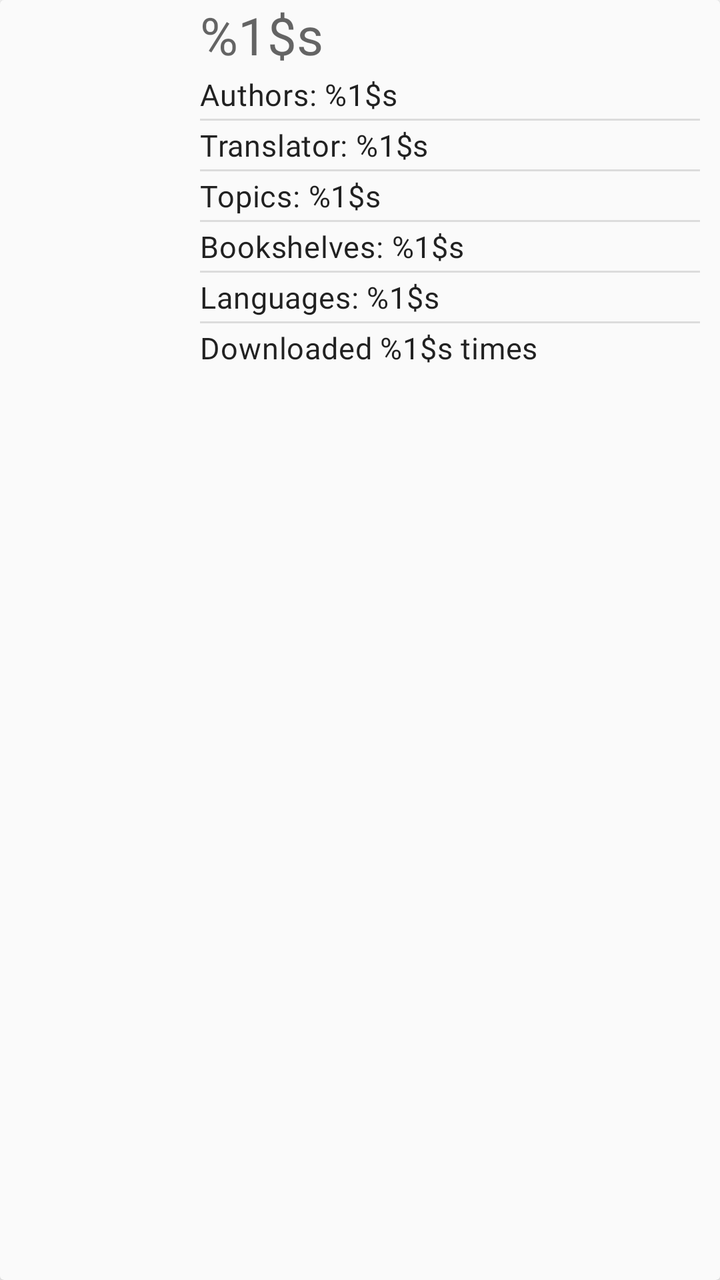
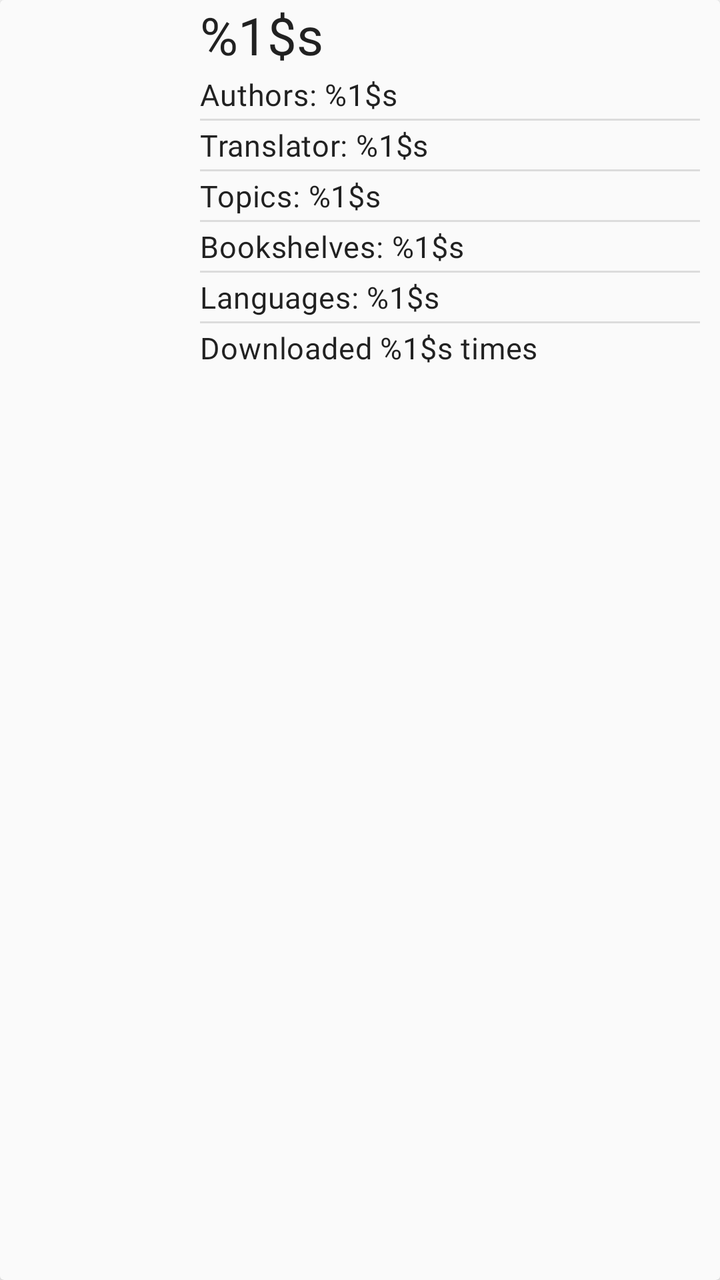

An Android layout rendered at two revisions. The XML below is the earlier revision; the diff shows what the commit changed to produce the second picture.
<!-- AndroidManifest.xml: another module's application theme Theme.ECatalogs -->
<!-- res/layout/book_entry.xml -->
<?xml version="1.0" encoding="utf-8"?>
<androidx.cardview.widget.CardView xmlns:android="http://schemas.android.com/apk/res/android"
    xmlns:app="http://schemas.android.com/apk/res-auto"
    android:id="@+id/book_entry_card_view"
    android:layout_width="match_parent"
    android:layout_height="wrap_content"
    android:backgroundTint="?attr/colorSurface">

    <androidx.constraintlayout.widget.ConstraintLayout
        android:layout_width="match_parent"
        android:layout_height="wrap_content">

        <com.google.android.material.imageview.ShapeableImageView
            android:layout_width="100dp"
            android:layout_height="100dp"
            android:id="@+id/image"
            app:layout_constraintTop_toTopOf="parent"
            app:layout_constraintStart_toStartOf="parent"/>

        <LinearLayout
            android:layout_width="250dp"
            android:layout_height="wrap_content"
            android:id="@+id/llayout"
            android:orientation="vertical"
            app:layout_constraintStart_toEndOf="@id/image"
            app:layout_constraintTop_toTopOf="parent"
            app:layout_constraintBottom_toBottomOf="parent">

            <TextView
                android:id="@+id/title"
                android:layout_width="match_parent"
                android:layout_height="wrap_content"
                android:hint="@string/title"
                android:textAppearance="?attr/textAppearanceHeadline5" />

            <com.google.android.material.textview.MaterialTextView
                android:id="@+id/authors"
                android:layout_width="match_parent"
                android:layout_height="wrap_content"
                android:layout_marginVertical="@dimen/two_dimen"
                android:text="@string/authors"
                android:textAppearance="?attr/textAppearanceBody2" />

            <View style="@style/Divider.Horizontal" />

            <com.google.android.material.textview.MaterialTextView
                android:id="@+id/translators"
                android:layout_width="match_parent"
                android:layout_height="wrap_content"
                android:layout_marginVertical="@dimen/two_dimen"
                android:text="@string/translators"
                android:textAppearance="?attr/textAppearanceBody2" />

            <View style="@style/Divider.Horizontal" />

            <com.google.android.material.textview.MaterialTextView
                android:id="@+id/topics"
                android:layout_width="match_parent"
                android:layout_height="wrap_content"
                android:layout_marginVertical="@dimen/two_dimen"
                android:text="@string/topics"
                android:textAppearance="?attr/textAppearanceBody2" />

            <View style="@style/Divider.Horizontal" />

            <com.google.android.material.textview.MaterialTextView
                android:id="@+id/bookshelf"
                android:layout_width="match_parent"
                android:layout_height="wrap_content"
                android:layout_marginVertical="@dimen/two_dimen"
                android:text="@string/bookshelf"
                android:textAppearance="?attr/textAppearanceBody2" />

            <View style="@style/Divider.Horizontal" />

            <com.google.android.material.textview.MaterialTextView
                android:id="@+id/languages"
                android:layout_width="match_parent"
                android:layout_height="wrap_content"
                android:layout_marginVertical="@dimen/two_dimen"
                android:text="@string/languages"
                android:textAppearance="?attr/textAppearanceBody2" />

            <View style="@style/Divider.Horizontal" />

            <com.google.android.material.textview.MaterialTextView
                android:id="@+id/downloaded"
                android:layout_width="match_parent"
                android:layout_height="wrap_content"
                android:layout_marginVertical="@dimen/two_dimen"
                android:text="@string/downloaded"
                android:textAppearance="?attr/textAppearanceBody2" />

        </LinearLayout>


    </androidx.constraintlayout.widget.ConstraintLayout>

</androidx.cardview.widget.CardView>
<!-- resources referenced by this layout -->
<resources>
  <dimen name="two_dimen">2dp</dimen>
  <string name="authors">Authors: %1$s</string>
  <string name="bookshelf">Bookshelves: %1$s</string>
  <string name="downloaded">Downloaded %1$s times</string>
  <string name="languages">Languages: %1$s</string>
  <string name="title">%1$s</string>
  <string name="topics">Topics: %1$s</string>
  <string name="translators">Translator: %1$s</string>
  <style name="Divider.Horizontal" parent="Divider">
          <item name="android:layout_width">match_parent</item>
          <item name="android:layout_height">1dp</item>
      </style>
  <style name="Divider">
          <item name="android:background">?android:attr/listDivider</item> // can add colorur here
      </style>
  <color name="blue_grey_600">#546e7a</color>
  <color name="blue_grey_100">#819ca9</color>
  <color name="black">#000000</color>
  <color name="white">#fafafa</color>
  <color name="blue_grey_700">#29434e</color>
  <style name="ShapeAppearance.ECatalog.SmallComponent" parent="ShapeAppearance.MaterialComponents.SmallComponent">
          <item name="cornerFamily">rounded</item>
          <item name="cornerSize">@dimen/reply_small_component_corner_radius</item>
      </style>
  <style name="ShapeAppearance.ECatalog.MediumComponent" parent="ShapeAppearance.MaterialComponents.MediumComponent">
          <item name="cornerFamily">rounded</item>
          <item name="cornerSize">@dimen/reply_medium_component_corner_radius</item>
      </style>
  <style name="ShapeAppearance.ECatalog.LargeComponent" parent="ShapeAppearance.MaterialComponents.LargeComponent">
          <item name="cornerFamily">rounded</item>
          <item name="cornerSize">@dimen/reply_large_component_corner_radius</item>
      </style>
  <style name="TextAppearance.MdcTypographyStyles.Headline5" parent="TextAppearance.MaterialComponents.Headline5">
          <item name="fontFamily">@font/nunito_sans_bold</item>
          <item name="android:fontFamily">@font/nunito_sans_bold</item>
          <item name="android:textSize">26sp</item>
      </style>
  <style name="TextAppearance.MdcTypographyStyles.Body1" parent="TextAppearance.MaterialComponents.Body1">
          <item name="fontFamily">@font/nunito_sans_regular</item>
          <item name="android:fontFamily">@font/nunito_sans_regular</item>
          <item name="android:textSize">17sp</item>
      </style>
  <style name="TextAppearance.MdcTypographyStyles.Body2" parent="TextAppearance.MaterialComponents.Body2">
          <item name="fontFamily">@font/nunito_sans_regular</item>
          <item name="android:fontFamily">@font/nunito_sans_regular</item>
          <item name="android:textSize">15sp</item>
      </style>
  <style name="TextAppearance.MdcTypographyStyles.Button" parent="TextAppearance.MaterialComponents.Button">
          <item name="fontFamily">@font/nunito_sans_light</item>
          <item name="android:fontFamily">@font/nunito_sans_light</item>
          <item name="android:textSize">15sp</item>
      </style>
  <style name="TextAppearance.MdcTypographyStyles.Caption" parent="TextAppearance.MaterialComponents.Caption">
          <item name="fontFamily">@font/nunito_sans_light</item>
          <item name="android:fontFamily">@font/nunito_sans_light</item>
          <item name="android:textSize">13sp</item>
      </style>
  <style name="TextAppearance.MdcTypographyStyles.Overline" parent="TextAppearance.MaterialComponents.Overline">
          <item name="fontFamily">@font/nunito_sans_light</item>
          <item name="android:fontFamily">@font/nunito_sans_light</item>
          <item name="android:textSize">11sp</item>
      </style>
  <dimen name="reply_small_component_corner_radius">8dp</dimen>
  <dimen name="reply_medium_component_corner_radius">12dp</dimen>
  <dimen name="reply_large_component_corner_radius">24dp</dimen>
  <!-- unchanged entries left out for length: 3 -->
</resources>

<!-- the commit's change to res/layout/book_entry.xml (unified diff, before → after) -->
@@ -27,10 +27,10 @@
             app:layout_constraintBottom_toBottomOf="parent">
 
             <TextView
-                android:id="@+id/title"
+                android:id="@+id/book_title"
                 android:layout_width="match_parent"
                 android:layout_height="wrap_content"
-                android:hint="@string/title"
+                android:text="@string/title"
                 android:textAppearance="?attr/textAppearanceHeadline5" />
 
             <com.google.android.material.textview.MaterialTextView
